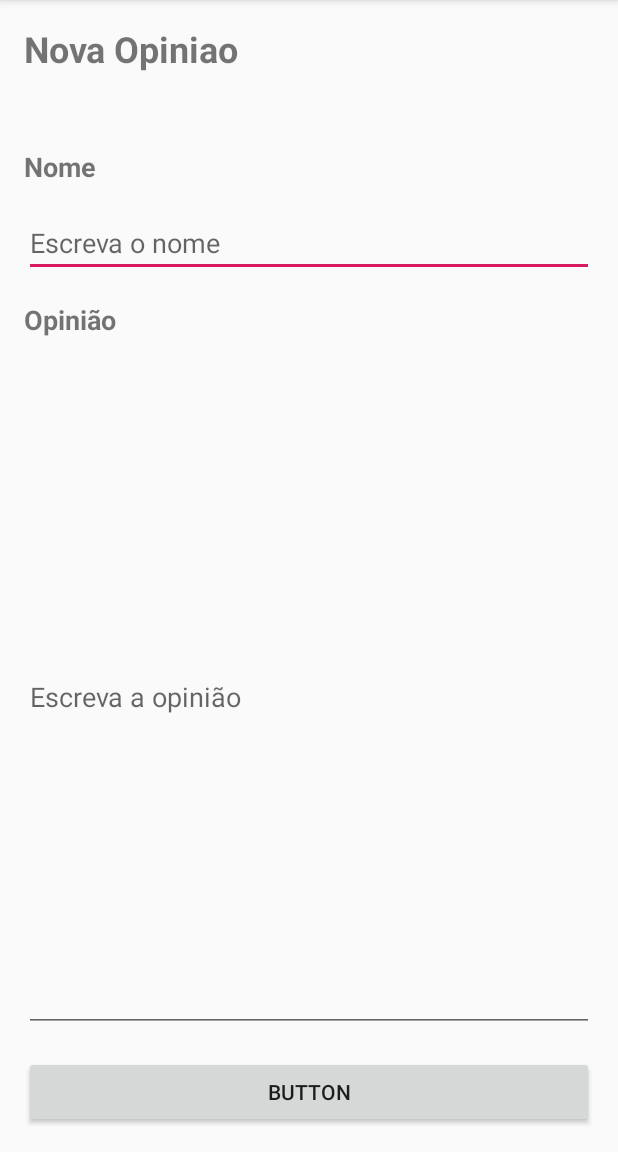
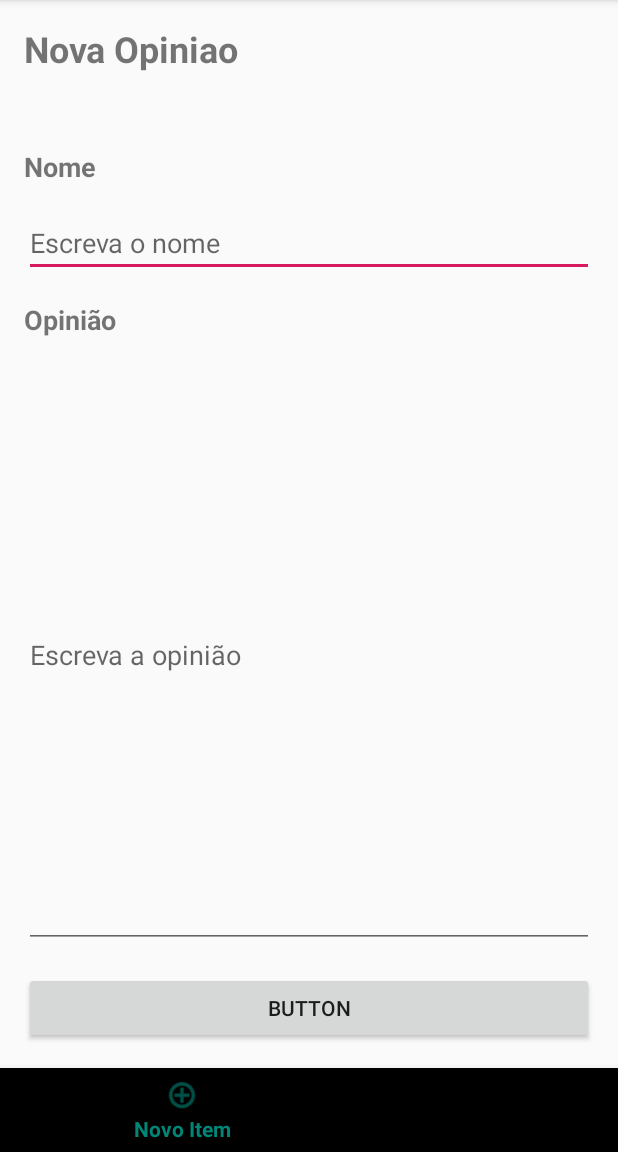
Before and after one commit to munhozfontana/OpiniaoDeTudo, an Android app: the screen it shows after launch (MainActivity), on a phone screen of 412 x 824 dp, the part 84-1236 px from its top. Run offline under Robolectric (Android 15) with nearby library versions, the light colour scheme and no system bars.

Commit message:
implementação do menu inferior

```diff
--- a/app/src/main/java/com/example/opiniaodetudo/pages/MainActivity.kt
+++ b/app/src/main/java/com/example/opiniaodetudo/pages/MainActivity.kt
@@ -11,25 +11,34 @@ import android.view.inputmethod.InputMethodManager
 import android.widget.Button
 import android.widget.TextView
 import androidx.constraintlayout.widget.ConstraintLayout
+import androidx.fragment.app.Fragment
 import com.example.opiniaodetudo.R
 import com.example.opiniaodetudo.domain.Review
 import com.example.opiniaodetudo.infra.repositories.ReviewRepository
+import com.google.android.material.bottomnavigation.BottomNavigationView
 
 class MainActivity : AppCompatActivity() {
+
+    private val fragments = mapOf(FORM_FRAGMENT to ::FormFragment, LIST_FRAGMENT to ::ListFragment)
+
+    companion object {
+        val FORM_FRAGMENT = "formFragment"
+        val LIST_FRAGMENT = "listFragment"
+    }
 
     override fun onCreate(savedInstanceState: Bundle?) {
         super.onCreate(savedInstanceState)
         setContentView(R.layout.activity_main)
-        supportFragmentManager.beginTransaction()
-            .replace(R.id.fragment_container_main, FormFragment())
-            .commit()
+
         configureAutoHiddenKeyboard()
+        navigateTo(FORM_FRAGMENT)
+        configureBottomMenu()
     }
 
 
-    private fun configureAutoHiddenKeyboard(){
+    private fun configureAutoHiddenKeyboard() {
         val mainContainer = findViewById<ConstraintLayout>(R.id.main_container)
-        mainContainer.setOnTouchListener { _ , _ ->
+        mainContainer.setOnTouchListener { _, _ ->
             val imm = getSystemService(Context.INPUT_METHOD_SERVICE) as InputMethodManager
             imm.hideSoftInputFromWindow(currentFocus!!.windowToken, 0)
         }
@@ -42,5 +51,22 @@ class MainActivity : AppCompatActivity() {
         return true
     }
 
+    fun navigateTo(item: String) {
+        val fragmentInstance: Fragment = fragments[item]?.invoke()!!
+        supportFragmentManager.beginTransaction().replace(R.id.fragment_container_main, fragmentInstance)
+            .addToBackStack(item).commit()
+    }
+
+    private fun configureBottomMenu() {
+        val bottomNavigationMenu = findViewById<BottomNavigationView>(R.id.bottomNavigationView)
+        bottomNavigationMenu.setOnNavigationItemSelectedListener {
+            when (it.itemId) {
+                R.id.menuitem_newitem -> navigateTo(FORM_FRAGMENT)
+                R.id.menuitem_listitem -> navigateTo(LIST_FRAGMENT)
+            }
+            true
+        }
+    }
+
 
 }
--- a/app/src/main/res/layout/activity_main.xml
+++ b/app/src/main/res/layout/activity_main.xml
@@ -1,15 +1,33 @@
 <?xml version="1.0" encoding="utf-8"?>
 <androidx.constraintlayout.widget.ConstraintLayout xmlns:android="http://schemas.android.com/apk/res/android"
+    xmlns:app="http://schemas.android.com/apk/res-auto"
     xmlns:tools="http://schemas.android.com/tools"
     android:id="@+id/main_container"
     android:layout_width="match_parent"
     android:layout_height="match_parent"
     tools:context=".pages.MainActivity">
 
+    <com.google.android.material.bottomnavigation.BottomNavigationView
+        android:id="@+id/bottomNavigationView"
+        android:layout_width="0dp"
+        android:layout_height="wrap_content"
+        app:layout_constraintBottom_toBottomOf="parent"
+        app:layout_constraintEnd_toEndOf="parent"
+        app:layout_constraintStart_toStartOf="parent"
+        app:menu="@menu/bottom_menu" />
+
     <FrameLayout
         android:id="@+id/fragment_container_main"
         android:layout_width="match_parent"
-        android:layout_height="match_parent" />
+        android:layout_height="0dp"
+        app:layout_constraintBottom_toTopOf="@+id/bottomNavigationView"
+        app:layout_constraintEnd_toEndOf="parent"
+        app:layout_constraintHorizontal_bias="0.0"
+        app:layout_constraintStart_toStartOf="parent"
+        app:layout_constraintTop_toTopOf="parent"
+        app:layout_constraintVertical_bias="0.0">
+
+    </FrameLayout>
 
 
 </androidx.constraintlayout.widget.ConstraintLayout>
--- /dev/null
+++ b/app/src/main/res/menu/bottom_menu.xml
@@ -0,0 +1,11 @@
+<?xml version="1.0" encoding="utf-8"?>
+<menu xmlns:android="http://schemas.android.com/apk/res/android">
+    <item
+        android:id="@+id/menuitem_newitem"
+        android:icon="@android:drawable/ic_menu_add"
+        android:title="@string/new_item" />
+    <item
+        android:id="@+id/menuitem_listitem"
+        android:icon="@android:drawable/ic_menu_sort_by_size"
+        android:title="@string/list_item" />
+</menu>
--- a/app/src/main/res/values/strings.xml
+++ b/app/src/main/res/values/strings.xml
@@ -12,4 +12,6 @@
     <string name="item_list_edit">Modificar</string>
     <string name="item_list_delete">Apagar</string>
 
+    <string name="new_item">Novo Item</string>
+    <string name="list_item">Listar Itens</string>
 </resources>
```
